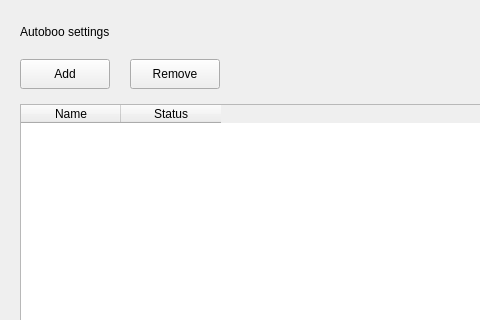
Above: plugins/system/autoboot/autoboot.ui from ukui/ukui-control-center before the change; both pictures show x 0 to 480 and y 0 to 320 of the 800 by 710 pixel window. Below: the same form after it.
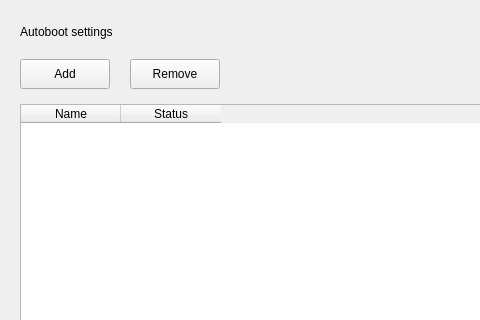
That is the form after the change.

What changed in the file:
```diff
--- a/plugins/system/autoboot/autoboot.ui
+++ b/plugins/system/autoboot/autoboot.ui
@@ -66,7 +66,7 @@
           </sizepolicy>
          </property>
          <property name="text">
-          <string>Autoboo settings</string>
+          <string>Autoboot settings</string>
          </property>
          <property name="scaledContents">
           <bool>true</bool>
```
Left out of the diff: 2 changed lines with no effect on the pictures.
